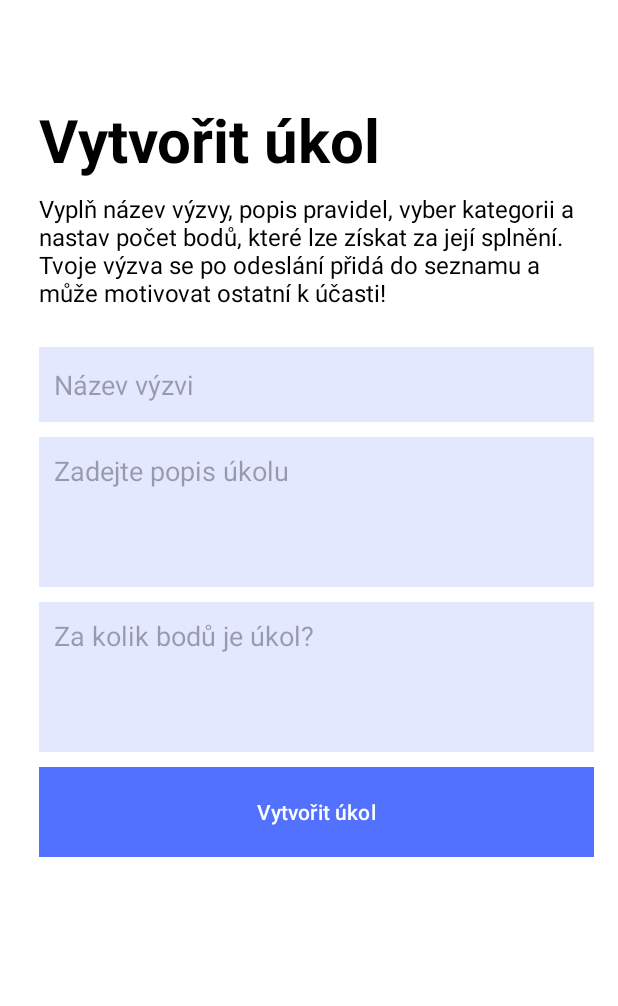
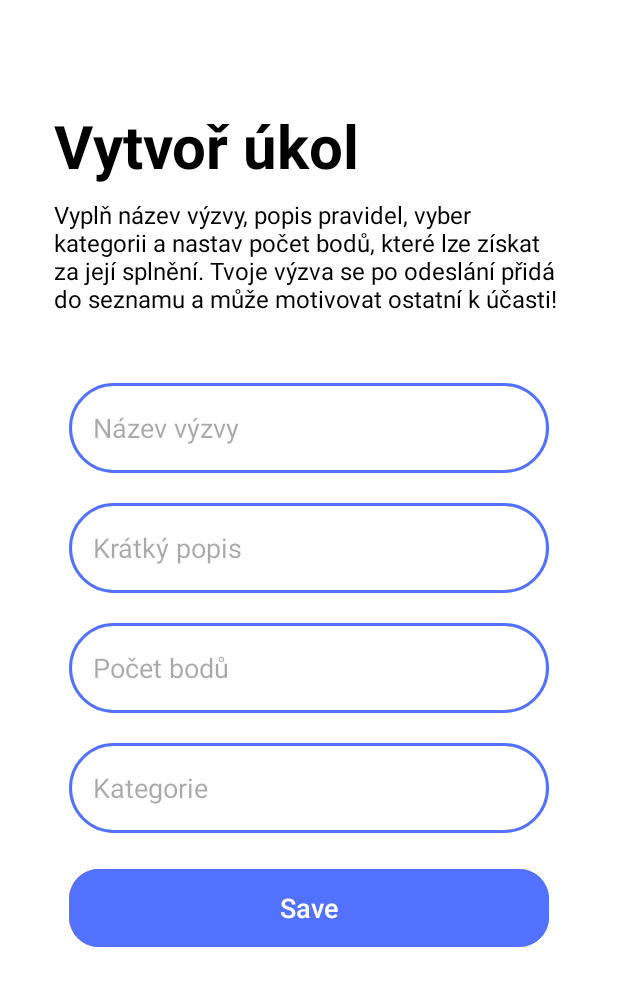
Before and after one commit to rozsypalovaz/github-zr-pma-2024-aplikace, an Android app: the VytvoritUkol screen opened directly, with no data from a screen before it, on a phone screen of 412 x 824 dp, the part 144-1150 px from its top. Run offline under Robolectric (Android 15) with nearby library versions, the phone set to English and light mode, and no system bars.

Commit message:
Upload layout

```diff
--- a/app/build.gradle.kts
+++ b/app/build.gradle.kts
@@ -34,6 +34,11 @@ android {
     kotlinOptions {
         jvmTarget = "11"
     }
+
+    buildFeatures {
+        viewBinding = true
+    }
+
 }
 
 
@@ -49,5 +54,7 @@ dependencies {
     androidTestImplementation(libs.androidx.junit)
     androidTestImplementation(libs.androidx.espresso.core)
     implementation(platform("com.google.firebase:firebase-bom:33.7.0"))
+    implementation("com.google.firebase:firebase-database")
+
 
 }
--- a/app/src/main/AndroidManifest.xml
+++ b/app/src/main/AndroidManifest.xml
@@ -3,6 +3,7 @@
     xmlns:tools="http://schemas.android.com/tools">
 
     <uses-permission android:name="android.permission.READ_EXTERNAL_STORAGE" />
+    <uses-permission android:name="android.permission.INTERNET" />
 
     <application
         android:allowBackup="true"
@@ -15,10 +16,7 @@
         android:theme="@style/Theme.SemestralniProjekt"
         tools:targetApi="31">
         <activity
-            android:name=".EditProfile"
-            android:exported="false" />
-        <activity
-            android:name=".ProfileActivity"
+            android:name=".UploadActivity"
             android:exported="false" />
         <activity
             android:name=".LoginActivity"
--- a/app/src/main/java/com/example/semestralniprojektpma/LoginActivity.java
+++ b/app/src/main/java/com/example/semestralniprojektpma/LoginActivity.java
@@ -117,11 +117,11 @@ public class LoginActivity extends AppCompatActivity {
 
                         startActivity(intent);
                     } else {
-                        loginPassword.setError("Invalid Credentials");
+                        loginPassword.setError("Neplatné přihlašovací údaje");
                         loginPassword.requestFocus();
                     }
                 } else {
-                    loginUsername.setError("User does not exist");
+                    loginUsername.setError("Uživatel neexistuje");
                     loginUsername.requestFocus();
                 }
             }
--- a/app/src/main/java/com/example/semestralniprojektpma/SignupActivity.java
+++ b/app/src/main/java/com/example/semestralniprojektpma/SignupActivity.java
@@ -1,7 +1,6 @@
 package com.example.semestralniprojektpma;
 
 import androidx.appcompat.app.AppCompatActivity;
-
 import android.content.Intent;
 import android.os.Bundle;
 import android.view.View;
@@ -10,16 +9,13 @@ import android.widget.EditText;
 import android.widget.TextView;
 import android.widget.Toast;
 
-import com.example.semestralniprojektpma.HelperClass;
-import com.example.semestralniprojektpma.LoginActivity;
-import com.example.semestralniprojektpma.R;
 import com.google.firebase.database.DatabaseReference;
 import com.google.firebase.database.FirebaseDatabase;
 
 public class SignupActivity extends AppCompatActivity {
 
     EditText signupName, signupUsername, signupEmail, signupPassword;
-    TextView loginRedirectText;
+    TextView loginRedirectText, bezPrihlaseni;  // Přidáno TextView bezPrihlaseni
     Button signupButton;
     FirebaseDatabase database;
     DatabaseReference reference;
@@ -34,12 +30,12 @@ public class SignupActivity extends AppCompatActivity {
         signupUsername = findViewById(R.id.signup_username);
         signupPassword = findViewById(R.id.signup_password);
         loginRedirectText = findViewById(R.id.loginRedirectText);
+        bezPrihlaseni = findViewById(R.id.bezPrihlaseni);  // Inicializace TextView bezPrihlaseni
         signupButton = findViewById(R.id.signup_button);
 
         signupButton.setOnClickListener(new View.OnClickListener() {
             @Override
             public void onClick(View view) {
-
                 database = FirebaseDatabase.getInstance();
                 reference = database.getReference("users");
 
@@ -51,7 +47,7 @@ public class SignupActivity extends AppCompatActivity {
                 HelperClass helperClass = new HelperClass(name, email, username, password);
                 reference.child(username).setValue(helperClass);
 
-                Toast.makeText(SignupActivity.this, "You have signup successfully!", Toast.LENGTH_SHORT).show();
+                Toast.makeText(SignupActivity.this, "You have signed up successfully!", Toast.LENGTH_SHORT).show();
                 Intent intent = new Intent(SignupActivity.this, LoginActivity.class);
                 startActivity(intent);
             }
@@ -64,5 +60,13 @@ public class SignupActivity extends AppCompatActivity {
                 startActivity(intent);
             }
         });
+
+        bezPrihlaseni.setOnClickListener(new View.OnClickListener() {
+            @Override
+            public void onClick(View view) {
+                Intent intent = new Intent(SignupActivity.this, MainActivity.class);  // Přesměrování na MainActivity
+                startActivity(intent);
+            }
+        });
     }
 }
--- /dev/null
+++ b/app/src/main/java/com/example/semestralniprojektpma/UploadActivity.java
@@ -0,0 +1,20 @@
+package com.example.semestralniprojektpma;
+
+import android.os.Bundle;
+
+import androidx.activity.EdgeToEdge;
+import androidx.appcompat.app.AppCompatActivity;
+import androidx.core.graphics.Insets;
+import androidx.core.view.ViewCompat;
+import androidx.core.view.WindowInsetsCompat;
+
+public class UploadActivity extends AppCompatActivity {
+
+    @Override
+    protected void onCreate(Bundle savedInstanceState) {
+        super.onCreate(savedInstanceState);
+        EdgeToEdge.enable(this);
+        setContentView(R.layout.vytvoreni_ukolu);
+
+    }
+}
--- a/app/src/main/res/layout/vytvoreni_ukolu.xml
+++ b/app/src/main/res/layout/vytvoreni_ukolu.xml
@@ -54,18 +54,15 @@
     <LinearLayout
         android:layout_width="match_parent"
         android:layout_height="wrap_content"
-        android:layout_marginStart="10dp"
+        android:orientation="vertical"
+        android:layout_gravity="center_horizontal"
+        android:padding="20dp">
 
-        android:orientation="vertical"
-        android:paddingBottom="16dp"
-        android:paddingTop="16dp">
-
-        <!-- Texty a tlačítka -->
         <TextView
-            android:id="@+id/greetingText"
+            android:id="@+id/vytvorUkol"
             android:layout_width="wrap_content"
             android:layout_height="wrap_content"
-            android:text="Vytvořit úkol"
+            android:text="Vytvoř úkol"
             android:textSize="40sp"
             android:textStyle="bold"
             android:textColor="#000000"
@@ -81,64 +78,69 @@
             android:textColor="#000000"
             android:paddingBottom="25dp" />
 
-        <!-- Tlačítka -->
-        <LinearLayout
+        <EditText
             android:layout_width="match_parent"
-            android:layout_height="wrap_content"
-            android:orientation="vertical">
+            android:layout_height="60dp"
+            android:id="@+id/uploadName"
+            android:background="@drawable/modry_ramecek"
+            android:layout_marginTop="20dp"
+            android:padding="16dp"
+            android:hint="Název výzvy"
+            android:layout_marginStart="10dp"
+            android:layout_marginEnd="10dp"
+            android:gravity="start|center_vertical"
+            android:textColor="@color/lavender"/>
 
         <EditText
-                android:id="@+id/zadej_nazev"
             android:layout_width="match_parent"
-                android:layout_height="50dp"
-                android:padding="10dp"
-                android:hint="Název výzvi"
-                android:inputType="text"
-                android:background="#E3E8FF"
-                android:layout_marginBottom="10dp"
-                />
+            android:layout_height="60dp"
+            android:id="@+id/uploadOperator"
+            android:background="@drawable/modry_ramecek"
+            android:layout_marginTop="20dp"
+            android:padding="16dp"
+            android:layout_marginStart="10dp"
+            android:layout_marginEnd="10dp"
+            android:hint="Krátký popis"
+            android:gravity="start|center_vertical"
+            android:textColor="@color/lavender"/>
 
         <EditText
-                android:id="@+id/largeEditText"
             android:layout_width="match_parent"
-                android:layout_height="100dp"
-                android:hint="Zadejte popis úkolu"
-                android:inputType="textMultiLine"
-                android:gravity="top|start"
-                android:scrollbars="vertical"
-                android:maxLines="10"
-                android:padding="10dp"
-                android:layout_marginBottom="10dp"
-                android:background="#E3E8FF"
-                />
+            android:layout_height="60dp"
+            android:id="@+id/uploadLocation"
+            android:background="@drawable/modry_ramecek"
+            android:layout_marginTop="20dp"
+            android:padding="16dp"
+            android:layout_marginStart="10dp"
+            android:layout_marginEnd="10dp"
+            android:hint="Počet bodů"
+            android:gravity="start|center_vertical"
+            android:textColor="@color/lavender"/>
 
         <EditText
-                android:id="@+id/points"
             android:layout_width="match_parent"
-                android:layout_height="100dp"
-                android:hint="Za kolik bodů je úkol?"
-                android:inputType="textMultiLine"
-                android:gravity="top|start"
-                android:scrollbars="vertical"
-                android:maxLines="10"
-                android:padding="10dp"
-                android:layout_marginBottom="10dp"
-                android:background="#E3E8FF"
-                />
-
-            <!-- Počet bodů, kategorie -->
+            android:layout_height="60dp"
+            android:id="@+id/uploadPhone"
+            android:background="@drawable/modry_ramecek"
+            android:layout_marginTop="20dp"
+            android:padding="16dp"
+            android:layout_marginStart="10dp"
+            android:layout_marginEnd="10dp"
+            android:hint="Kategorie"
+            android:gravity="start|center_vertical"
+            android:textColor="@color/lavender"/>
 
         <Button
-                android:id="@+id/btnCreateTask"
             android:layout_width="match_parent"
             android:layout_height="60dp"
-                android:backgroundTint="#E3E8FF"
-                android:text="Vytvořit úkol"
-                android:textColor="@color/white"
-                android:background="@color/blue"
-                android:radius="50dp"/>
-
-        </LinearLayout>
+            android:text="Save"
+            android:id="@+id/saveButton"
+            android:textSize="18sp"
+            android:layout_marginTop="20dp"
+            android:layout_marginStart="10dp"
+            android:layout_marginEnd="10dp"
+            android:backgroundTint="@color/blue"
+            app:cornerRadius = "20dp"/>
     </LinearLayout>
 
 </LinearLayout>
```
Lines whose indentation alone changed are shown as unchanged.
